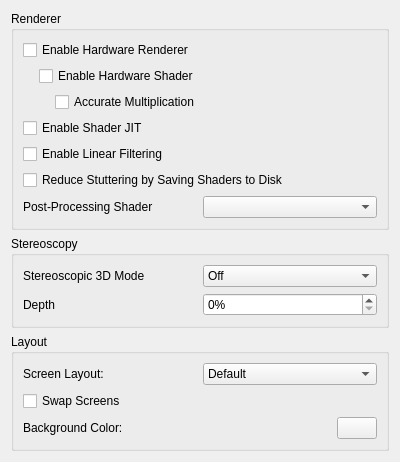
First picture: the form in src/citra_qt/configuration/configure_graphics.ui, repository WaterFace/citra, before the edit.
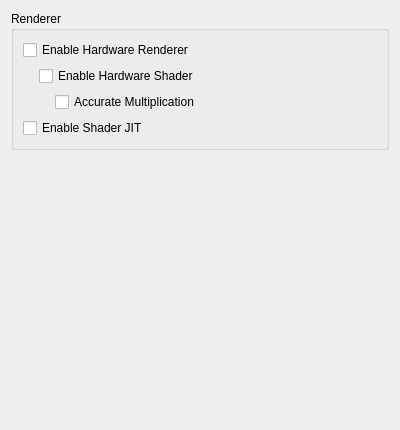
Second picture: the form after the edit.

Commit message: Reverted broken changes to ui

Diff of the .ui file:
```diff
--- a/src/citra_qt/configuration/configure_graphics.ui
+++ b/src/citra_qt/configuration/configure_graphics.ui
@@ -102,172 +102,6 @@
         </property>
        </widget>
       </item>
-      <item>
-       <widget class="QCheckBox" name="toggle_linear_filter">
-        <property name="text">
-         <string>Enable Linear Filtering</string>
-        </property>
-       </widget>
-      </item>
-      <item>
-       <widget class="QCheckBox" name="toggle_disk_cache">
-        <property name="text">
-         <string>Reduce Stuttering by Saving Shaders to Disk</string>
-        </property>
-       </widget>
-      </item>
-      <item>
-       <layout class="QHBoxLayout" name="horizontalLayout_11">
-        <item>
-         <widget class="QLabel" name="label_2">
-          <property name="text">
-           <string>Post-Processing Shader</string>
-          </property>
-         </widget>
-        </item>
-        <item>
-         <widget class="QComboBox" name="shader_combobox"/>
-        </item>
-       </layout>
-      </item>
-     </layout>
-    </widget>
-   </item>
-   <item>
-    <widget class="QGroupBox" name="groupBox">
-     <property name="title">
-      <string>Stereoscopy</string>
-     </property>
-     <layout class="QVBoxLayout" name="verticalLayout_4">
-      <item>
-       <layout class="QHBoxLayout" name="horizontalLayout_5">
-        <item>
-         <widget class="QLabel" name="label_4">
-          <property name="text">
-           <string>Stereoscopic 3D Mode</string>
-          </property>
-         </widget>
-        </item>
-        <item>
-         <widget class="QComboBox" name="render_3d_combobox">
-          <item>
-           <property name="text">
-            <string>Off</string>
-           </property>
-          </item>
-          <item>
-           <property name="text">
-            <string>Side by Side</string>
-           </property>
-          </item>
-          <item>
-           <property name="text">
-            <string>Anaglyph</string>
-           </property>
-          </item>
-         </widget>
-        </item>
-       </layout>
-      </item>
-      <item>
-       <layout class="QHBoxLayout" name="horizontalLayout_7">
-        <item>
-         <widget class="QLabel" name="label_3">
-          <property name="text">
-           <string>Depth</string>
-          </property>
-         </widget>
-        </item>
-        <item>
-         <widget class="QSpinBox" name="factor_3d">
-          <property name="suffix">
-           <string>%</string>
-          </property>
-          <property name="minimum">
-           <number>0</number>
-          </property>
-          <property name="maximum">
-           <number>100</number>
-          </property>
-          <property name="value">
-           <number>0</number>
-          </property>
-         </widget>
-        </item>
-       </layout>
-      </item>
-     </layout>
-    </widget>
-   </item>
-   <item>
-    <widget class="QGroupBox" name="layoutBox">
-     <property name="title">
-      <string>Layout</string>
-     </property>
-     <layout class="QVBoxLayout" name="verticalLayout_3">
-      <item>
-       <layout class="QHBoxLayout" name="horizontalLayout_4">
-        <item>
-         <widget class="QLabel" name="label1">
-          <property name="text">
-           <string>Screen Layout:</string>
-          </property>
-         </widget>
-        </item>
-        <item>
-         <widget class="QComboBox" name="layout_combobox">
-          <item>
-           <property name="text">
-            <string>Default</string>
-           </property>
-          </item>
-          <item>
-           <property name="text">
-            <string>Single Screen</string>
-           </property>
-          </item>
-          <item>
-           <property name="text">
-            <string>Large Screen</string>
-           </property>
-          </item>
-          <item>
-           <property name="text">
-            <string>Side by Side</string>
-           </property>
-          </item>
-         </widget>
-        </item>
-       </layout>
-      </item>
-      <item>
-       <widget class="QCheckBox" name="swap_screen">
-        <property name="text">
-         <string>Swap Screens</string>
-        </property>
-       </widget>
-      </item>
-      <item>
-       <layout class="QHBoxLayout" name="horizontalLayout_6">
-        <item>
-         <widget class="QLabel" name="bg_label">
-          <property name="text">
-           <string>Background Color:</string>
-          </property>
-         </widget>
-        </item>
-        <item>
-         <widget class="QPushButton" name="bg_button">
-          <property name="maximumSize">
-           <size>
-            <width>40</width>
-            <height>16777215</height>
-           </size>
-          </property>
-         </widget>
-        </item>
-       </layout>
-      </item>
      </layout>
     </widget>
    </item>
```
The commit also changes 1 other file.
